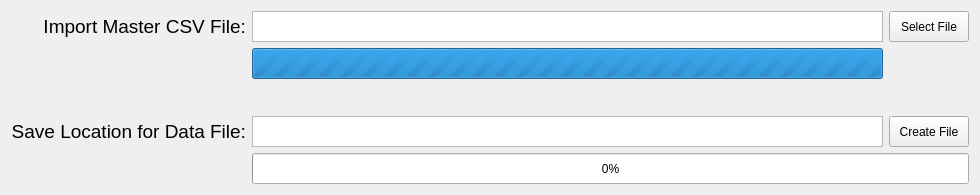
Before: the Qt Designer form mainwindow.ui in GreedAlmighty/Event-Data-File-Creator, drawn with Qt 5.
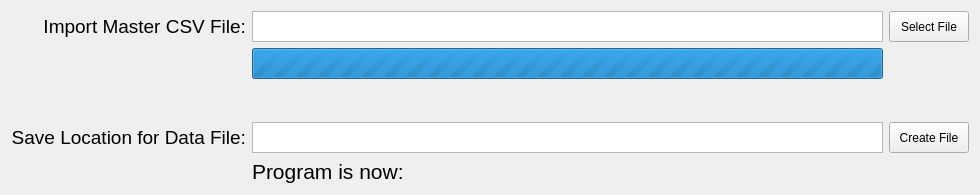
After: the same form once the commit is applied.

Patch:
```diff
--- a/mainwindow.ui
+++ b/mainwindow.ui
@@ -27,37 +27,6 @@
     </sizepolicy>
    </property>
    <layout class="QGridLayout" name="gridLayout">
-    <item row="4" column="2" colspan="2">
-     <widget class="QProgressBar" name="createProgressBar">
-      <property name="enabled">
-       <bool>true</bool>
-      </property>
-      <property name="sizePolicy">
-       <sizepolicy hsizetype="Expanding" vsizetype="Expanding">
-        <horstretch>0</horstretch>
-        <verstretch>0</verstretch>
-       </sizepolicy>
-      </property>
-      <property name="minimumSize">
-       <size>
-        <width>631</width>
-        <height>31</height>
-       </size>
-      </property>
-      <property name="maximumSize">
-       <size>
-        <width>16777215</width>
-        <height>31</height>
-       </size>
-      </property>
-      <property name="value">
-       <number>0</number>
-      </property>
-      <property name="textVisible">
-       <bool>true</bool>
-      </property>
-     </widget>
-    </item>
     <item row="3" column="2">
      <widget class="QTextBrowser" name="locationTextBrowser">
       <property name="minimumSize">
@@ -76,8 +45,8 @@
        <string>&lt;!DOCTYPE HTML PUBLIC &quot;-//W3C//DTD HTML 4.0//EN&quot; &quot;http://www.w3.org/TR/REC-html40/strict.dtd&quot;&gt;
 &lt;html&gt;&lt;head&gt;&lt;meta name=&quot;qrichtext&quot; content=&quot;1&quot; /&gt;&lt;style type=&quot;text/css&quot;&gt;
 p, li { white-space: pre-wrap; }
-&lt;/style&gt;&lt;/head&gt;&lt;body style=&quot; font-family:'MS Shell Dlg 2'; font-size:8.25pt; font-weight:400; font-style:normal;&quot;&gt;
-&lt;p style=&quot;-qt-paragraph-type:empty; margin-top:12px; margin-bottom:12px; margin-left:0px; margin-right:0px; -qt-block-indent:0; text-indent:0px; font-size:8pt;&quot;&gt;&lt;br /&gt;&lt;/p&gt;&lt;/body&gt;&lt;/html&gt;</string>
+&lt;/style&gt;&lt;/head&gt;&lt;body style=&quot; font-family:'MS Shell Dlg 2'; font-size:8pt; font-weight:400; font-style:normal;&quot;&gt;
+&lt;p style=&quot;-qt-paragraph-type:empty; margin-top:12px; margin-bottom:12px; margin-left:0px; margin-right:0px; -qt-block-indent:0; text-indent:0px;&quot;&gt;&lt;br /&gt;&lt;/p&gt;&lt;/body&gt;&lt;/html&gt;</string>
       </property>
      </widget>
     </item>
@@ -214,8 +183,20 @@
        <string>&lt;!DOCTYPE HTML PUBLIC &quot;-//W3C//DTD HTML 4.0//EN&quot; &quot;http://www.w3.org/TR/REC-html40/strict.dtd&quot;&gt;
 &lt;html&gt;&lt;head&gt;&lt;meta name=&quot;qrichtext&quot; content=&quot;1&quot; /&gt;&lt;style type=&quot;text/css&quot;&gt;
 p, li { white-space: pre-wrap; }
-&lt;/style&gt;&lt;/head&gt;&lt;body style=&quot; font-family:'MS Shell Dlg 2'; font-size:8.25pt; font-weight:400; font-style:normal;&quot;&gt;
-&lt;p style=&quot;-qt-paragraph-type:empty; margin-top:12px; margin-bottom:12px; margin-left:0px; margin-right:0px; -qt-block-indent:0; text-indent:0px; font-size:8pt;&quot;&gt;&lt;br /&gt;&lt;/p&gt;&lt;/body&gt;&lt;/html&gt;</string>
+&lt;/style&gt;&lt;/head&gt;&lt;body style=&quot; font-family:'MS Shell Dlg 2'; font-size:8pt; font-weight:400; font-style:normal;&quot;&gt;
+&lt;p style=&quot;-qt-paragraph-type:empty; margin-top:12px; margin-bottom:12px; margin-left:0px; margin-right:0px; -qt-block-indent:0; text-indent:0px;&quot;&gt;&lt;br /&gt;&lt;/p&gt;&lt;/body&gt;&lt;/html&gt;</string>
+      </property>
+     </widget>
+    </item>
+    <item row="4" column="2">
+     <widget class="QLabel" name="processLabel">
+      <property name="font">
+       <font>
+        <pointsize>16</pointsize>
+       </font>
+      </property>
+      <property name="text">
+       <string>Program is now: </string>
       </property>
      </widget>
     </item>
```
Left out of the diff: 97 changed lines with no effect on the pictures.
